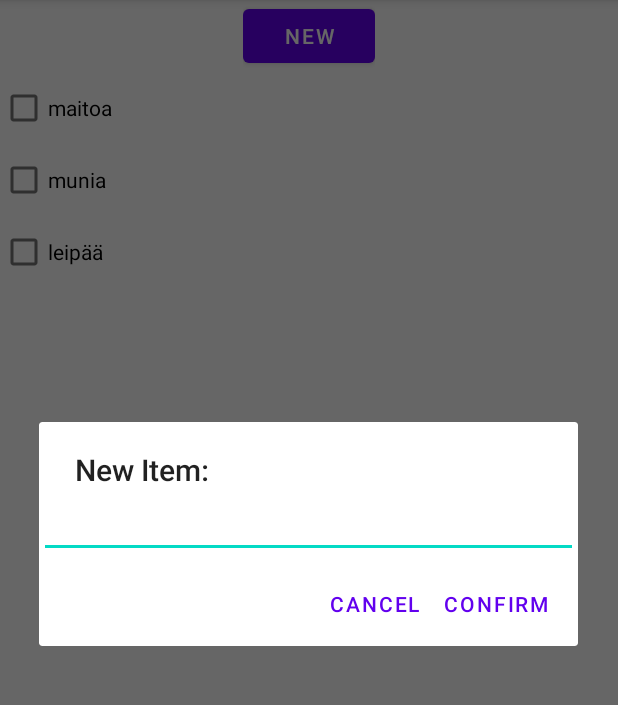
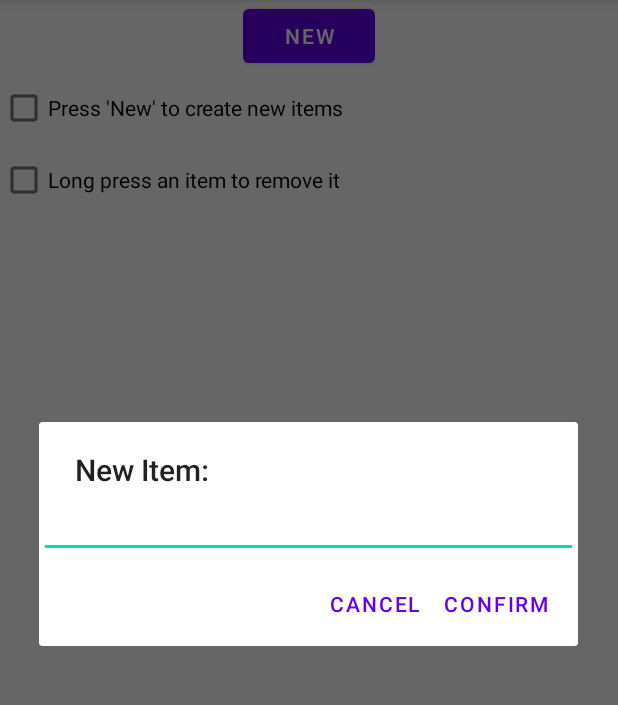
Before and after one commit to heikamal/ListApp, an Android app: the UserListFragment screen opened through its navigation route, after a tap on "NEW", on a phone screen of 412 x 824 dp, the part 84-789 px from its top. Run offline under Robolectric (Android 15) with nearby library versions, the phone set to English and light mode, and no system bars; 1 statement that could not run was skipped.

Commit message:
Optimointia ja bugikorjailua.

```diff
--- a/app/src/main/java/com/example/listapp/ListsOfLists.java
+++ b/app/src/main/java/com/example/listapp/ListsOfLists.java
@@ -20,18 +20,18 @@ import java.util.ArrayList;
 public class ListsOfLists {
 
     /**
-     *
+     * Arraylist-lista käyttäjän tekemistä listoista.
      */
     ArrayList<UserList> lists;
 
     /**
-     *
+     * Tiedosto johon listat tallennetaan.
      */
     static File listFile;
 
     /**
-     *
-     * @param file
+     * Parametrillinen alustaja. Asettaa tiedoston johon listat tallennetaan ja luetaan.
+     * @param file File-olio, mihin tehdyt listat tallennetaan.
      */
     public ListsOfLists(File file){
         listFile = file;
@@ -39,7 +39,7 @@ public class ListsOfLists {
     }
 
     /**
-     *
+     * Avaa OutputStreamin, joka kirjoittaa kaikki listat määriteltyyn tiedostoon.
      */
     public void saveLists(){
         try{
@@ -58,22 +58,22 @@ public class ListsOfLists {
     }
 
     /**
+     * Metodi tallennettujen listojen hakemiselle. Avaa määritellyn tiedoston ja lukee sieltä
+     * kaikki tallennetut listan ArrayList-listaan. Jos tiedostoa ei löydy, metodi luo valmiin
+     * oletuslistan.
      *
-     * @return
+     * @return ArrayList-lista listoista jotka metodi luki tiedostosta.
      */
     public ArrayList<UserList> fetchLists(){
         ArrayList<UserList> list = new ArrayList<>();
 
         if (listFile.exists()){
             try{
-                //use buffering
                 InputStream file = new FileInputStream(listFile);
                 InputStream buffer = new BufferedInputStream(file);
                 ObjectInput input = new ObjectInputStream(buffer);
                 try{
-                    //deserialize the List
                     list = (ArrayList<UserList>) input.readObject();
-                    //display its data
                     for(UserList userList: list){
                         System.out.println(userList);
                     }
@@ -86,24 +86,14 @@ public class ListsOfLists {
             }
         } else {
 
-            //testilistat
-            // TODO: remove test
+            //oletuslista
             UserList test1 = new UserList(new ArrayList<>());
-            test1.setName("TODO");
+            test1.setName("Welcome! Click me!");
             test1.setCheckedItems(new ArrayList<>());
-            test1.addToList("pyykkää");
-            test1.addToList("tiskaa");
-            test1.addToList("soita äidille");
-
-            UserList test2 = new UserList(new ArrayList<>());
-            test2.setName("Kauppalista");
-            test2.setCheckedItems(new ArrayList<>());
-            test2.addToList("maitoa");
-            test2.addToList("munia");
-            test2.addToList("leipää");
+            test1.addToList("Press 'New' to create new items");
+            test1.addToList("Long press an item to remove it");
 
             list.add(test1);
-            list.add(test2);
         }
 
 
@@ -111,33 +101,37 @@ public class ListsOfLists {
     }
 
     /**
+     * Korvaa olemassa olevan listan listoista saamallaan uudella listalla.
      *
-     * @param updated
+     * @param updated päivitetty ArrayList-lista käyttäjälistoista
      */
     public void updateList(ArrayList<UserList> updated){
         lists = updated;
     }
 
     /**
+     * Lisää uuden listan päälistaan.
      *
-     * @param addition
+     * @param addition uusi käyttäjän luoma lista
      */
     public void addList(UserList addition){
         lists.add(addition);
     }
 
     /**
+     * Metodi poistaa käyttäjälistan päälistasta.
      *
-     * @param pos
+     * @param pos Poistettavan listan indeksiluku päälistassa kokonaislukuna.
      */
     public void removeList(int pos){
         lists.remove(pos);
     }
 
     /**
+     * Etsii käyttäjälistan päälistasta listan nimen perusteella.
      *
-     * @param find
-     * @return
+     * @param find Käyttäjälista jonka paikkaa haetaan.
+     * @return Parametreina annetun listan indeksiluku päälistassa tai -1 jos käyttäjälistaa ei löydy.
      */
     public int findList(UserList find){
 
--- a/app/src/main/java/com/example/listapp/MainActivity.java
+++ b/app/src/main/java/com/example/listapp/MainActivity.java
@@ -1,13 +1,12 @@
 package com.example.listapp;
 
-import androidx.appcompat.app.AppCompatActivity;
-
 import android.app.AlertDialog;
-import android.content.DialogInterface;
 import android.os.Bundle;
 import android.text.InputType;
 import android.view.View;
 import android.widget.EditText;
+
+import androidx.appcompat.app.AppCompatActivity;
 
 import java.io.File;
 
@@ -17,23 +16,25 @@ import java.io.File;
 public class MainActivity extends AppCompatActivity {
 
     /**
-     *
+     * Päälista. Lista, joka sisältää kaikki käyttäjän listat.
      */
     static ListsOfLists lists;
 
     /**
-     *
+     * Viittaus päälistan fragmenttiin.
      */
     static MainListFragment frag;
 
     /**
-     *
+     * Merkkijono säilyttämään käyttäjän sytteet.
      */
     private String inputText = "";
 
     /**
+     * onCreate-metodi, joka ajetaan kun ohjelma käynnistetään. Asettaa ohjelman käyttämän
+     * tiedostopolun, päälistan fragmentin ja päälistan itsessään.
      *
-     * @param savedInstanceState
+     * @param savedInstanceState Oletusparametrina saatava käynnistyksen bundle.
      */
     @Override
     protected void onCreate(Bundle savedInstanceState) {
@@ -47,8 +48,10 @@ public class MainActivity extends AppCompatActivity {
     }
 
     /**
+     * Metodi uuden listan luontiin. Avaa alertdialogin joka kysyy käyttäjältä uuden listan
+     * nimeä ja lisää uuden listan päälistaan.
      *
-     * @param view
+     * @param view Metodia kutsunut View-olio.
      */
     public void newList(View view){
 
@@ -59,28 +62,22 @@ public class MainActivity extends AppCompatActivity {
         input.setInputType(InputType.TYPE_CLASS_TEXT);
         builder.setView(input);
 
-        builder.setPositiveButton(R.string.ok, new DialogInterface.OnClickListener() {
-            @Override
-            public void onClick(DialogInterface dialog, int which) {
+        builder.setPositiveButton(R.string.ok, (dialog, which) -> {
             inputText = input.getText().toString();
             UserList newList = new UserList(inputText);
             lists.addList(newList);
             MainListFragment.updateList(newList);
-            }
         });
-        builder.setNegativeButton(R.string.nay, new DialogInterface.OnClickListener() {
-            @Override
-            public void onClick(DialogInterface dialog, int which) {
-                dialog.cancel();
-            }
-        });
+        builder.setNegativeButton(R.string.nay, (dialog, which) -> dialog.cancel());
 
         builder.show();
     }
 
     /**
+     * Metodi uuden listan kohdan luontiin. Avaa AlertDialogin, joka kysyy käyttäjältä listan kohdan
+     * tekstiä
      *
-     * @param view
+     * @param view Metodia kutsunut View-olio.
      */
     public void newItem(View view){
         AlertDialog.Builder builder = new AlertDialog.Builder(this);
@@ -91,19 +88,11 @@ public class MainActivity extends AppCompatActivity {
         input.setInputType(InputType.TYPE_CLASS_TEXT);
         builder.setView(input);
 
-        builder.setPositiveButton(R.string.ok, new DialogInterface.OnClickListener() {
-            @Override
-            public void onClick(DialogInterface dialog, int which) {
+        builder.setPositiveButton(R.string.ok, (dialog, which) -> {
             inputText = input.getText().toString();
             UserListFragment.updateList(inputText);
-            }
         });
-        builder.setNegativeButton(R.string.nay, new DialogInterface.OnClickListener() {
-            @Override
-            public void onClick(DialogInterface dialog, int which) {
-                dialog.cancel();
-            }
-        });
+        builder.setNegativeButton(R.string.nay, (dialog, which) -> dialog.cancel());
 
         builder.show();
     }
--- a/app/src/main/java/com/example/listapp/MainListAdapter.java
+++ b/app/src/main/java/com/example/listapp/MainListAdapter.java
@@ -15,27 +15,30 @@ import androidx.recyclerview.widget.RecyclerView;
 import java.util.ArrayList;
 
 /**
- *
+ * Päälistan adapteri RecyclerView-oliolle.
  */
 public class MainListAdapter extends
         RecyclerView.Adapter<MainListAdapter.ViewHolder>{
 
     /**
-     *
+     * Päälista, sisältää kaikki käyttäjän listat.
      */
     ArrayList<UserList> lists;
 
     /**
+     * Parametrillinen alustaja. Asettaa päälistan saamansa listan mukaiseksi.
      *
-     * @param data
+     * @param data Luonnissa tullut päälista.
      */
     public MainListAdapter(ArrayList<UserList> data){lists = data;}
 
     /**
+     * Adapterin luonnissa ajettava metodi. Käyttää layoutinflateria asettaakseen päälistan
+     * entry-fragmentin tyylin listan alkioihin ja palauttaa ViewHolderin.
      *
-     * @param parent
-     * @param viewType
-     * @return
+     * @param parent "vanhempana" toimiva ViewGroup.
+     * @param viewType View-olion tyyppi kokonaislukuna.
+     * @return MainListAdapter-luokan ViewHolder
      */
     @NonNull
     @Override
@@ -46,20 +49,65 @@ public class MainListAdapter extends
     }
 
     /**
+     * onBindViewHolder-metodi, joka ajetaan adapteria luodessa. Asettaa jokaisella RecyclerViewin
+     * alkiolle näiden indeksiluvun, painalluksien kuuntelijat ja listan esitettävän nimen.
      *
-     * @param holder
-     * @param position
+     * @param holder ViewHolder-olio, joka pitää sisällään listan alkoioiden tyylit
+     * @param position Listan alkion järjestysluku listalla.
      */
     @Override
     public void onBindViewHolder(@NonNull MainListAdapter.ViewHolder holder, int position) {
         holder.itemView.setTag(position);
-        holder.itemView.setOnClickListener(MainListClickListener);
-        holder.itemView.setOnLongClickListener(view -> {
-            AlertDialog.Builder builder = new AlertDialog.Builder(view.getContext());
+        holder.itemView.setOnClickListener(mainListClickListener);
+        holder.itemView.setOnLongClickListener(mainListLongClickListener);
+
+        holder.textView.setText(lists.get(position).getName());
+    }
+
+    /**
+     * Palauttaa listan koon.
+     *
+     * @return Päälistan pituus.
+     */
+    @Override
+    public int getItemCount() {
+        return lists.size();
+    }
+
+    View.OnClickListener mainListClickListener = new View.OnClickListener() {
+        /**
+         * onClick-metodi, joka hakee valitun käyttäjälistan ja avaa sen näkyviin. Hakee oikean
+         * käyttäjälistan tämän indeksiluvun perusteella ja pakkaa bundleen mikä lähetetään
+         * NavController-oliolla seuraavalle fragmentille.
+         *
+         * @param v Painettu listan kohta.
+         */
+        @Override
+        public void onClick(View v) {
+            int position = (int) v.getTag();
+            Bundle bundle = new Bundle();
+            bundle.putSerializable("userList", lists.get(position));
+            NavController navController = Navigation.findNavController(v);
+            navController.navigate(R.id.userListFragment, bundle);
+        }
+    };
+
+    View.OnLongClickListener mainListLongClickListener = new View.OnLongClickListener() {
+        /**
+         * onLongClick-metodi pitkän painalluksen kuuntelijalle. Avaa AlertDialogin kysyäkseen
+         * käyttäjältä haluaako tämä poistaa listan mitä painoi. Jos käyttäjä painaa ok-painiketta,
+         * metodi poistaa valitun käyttäjälistan ja päivittää pääistan notifyItemRemoved-metodilla.
+         *
+         * @param v Listan kohta mitä painetaan.
+         * @return Totuusarvomuuttuja. Tässä tapauksessa palauttaa aina toden.
+         */
+        @Override
+        public boolean onLongClick(View v) {
+            AlertDialog.Builder builder = new AlertDialog.Builder(v.getContext());
             builder.setTitle(R.string.remove_prompt);
 
             builder.setPositiveButton(R.string.ok, (dialog, which) -> {
-                int itemPos = holder.getAdapterPosition();
+                int itemPos = (int) v.getTag();
                 lists.remove(itemPos);
                 notifyItemRemoved(itemPos);
 
@@ -71,40 +119,23 @@ public class MainListAdapter extends
             builder.show();
 
             return true;
-        });
-
-        holder.textView.setText(lists.get(position).getName());
-    }
-
-    /**
-     *
-     * @return
-     */
-    @Override
-    public int getItemCount() {
-        return lists.size();
-    }
-
-    /**
-     *
-     */
-    View.OnClickListener MainListClickListener = new View.OnClickListener() {
-        @Override
-        public void onClick(View v) {
-            int position = (int) v.getTag();
-            Bundle bundle = new Bundle();
-            bundle.putSerializable("userList", lists.get(position));
-            NavController navController = Navigation.findNavController(v);
-            navController.navigate(R.id.userListFragment, bundle);
         }
     };
 
     /**
-     *
+     * Aliluokka ViewHolderia vasten. Perii RecyclerView.ViewHolder-luokan.
      */
     public static class ViewHolder extends RecyclerView.ViewHolder{
+        /**
+         * Holderissa oleva TextView listojen nimien esittämiseen
+         */
         public final TextView textView;
 
+        /**
+         * Parametrillinen alustaja. Hakee oikean TextView-olion asettaakseen sen muuttujaan.
+         *
+         * @param itemView
+         */
         public ViewHolder(View itemView) {
             super(itemView);
 
--- a/app/src/main/java/com/example/listapp/UserListAdapter.java
+++ b/app/src/main/java/com/example/listapp/UserListAdapter.java
@@ -14,27 +14,29 @@ import androidx.annotation.NonNull;
 import androidx.recyclerview.widget.RecyclerView;
 
 /**
- *
+ * Käyttäjälistan Adapteri RecyclerView-oliolle. Perii luokan RecyclerView.Adapter<UserListAdapter.ViewHolder>.
  */
 public class UserListAdapter extends
         RecyclerView.Adapter<UserListAdapter.ViewHolder>{
 
     /**
-     *
+     * Käyttäjälista, mikä on käsittelyssä.
      */
     UserList list;
 
     /**
+     * Parametrillinen alustaja. Asettaa käsiteltäväksi listaksi parametrinaan saamansa käyttäjälistan.
      *
-     * @param data
+     * @param data Userlist-luokan olio, käyttäjän tekemä lista.
      */
     public UserListAdapter(UserList data){list = data;}
 
     /**
+     * onCreateViewHolder-metodi, joka alustaa Viewholderin ja sen sisältämän viewin.
      *
-     * @param parent
-     * @param viewType
-     * @return
+     * @param parent "vanhempana" toimiva Viewgroup
+     * @param viewType Viewin tyyppi kokonaislukuna
+     * @return ViewHolder, joka sisältää viewinä listan alkion fragmentin.
      */
     @NonNull
     @Override
@@ -45,9 +47,14 @@ public class UserListAdapter extends
     }
 
     /**
+     * onBindViewHolder-metodi, joka ajetaan adapteria luodessa listan jokaiselle alkiolle. Katsoo
+     * käyttäjälistasta joka alkiolle ollaanko niiden valintaruudut merkattu ja merkkaa boksin sen
+     * mukaan. Asettaa tässä vaiheessa myös onCheckedChangeListenerin, joka merkkaa valintaruudun
+     * ja tallettaa valinnan listaan että myös onLongClickListenerin, joka avaa dialogin kohdan
+     * poiston varmennukselle.
      *
-     * @param holder
-     * @param position
+     * @param holder Käsiteltävä viewholderin ilmentymä.
+     * @param position Alkion järjestysluku kokonaislukuna.
      */
     @Override
     public void onBindViewHolder(@NonNull ViewHolder holder, int position) {
@@ -56,25 +63,24 @@ public class UserListAdapter extends
         holder.checkBox.setText(list.getList().get(position));
         holder.checkBox.setChecked(list.getCheckedItems().get(position));
 
-        holder.checkBox.setOnCheckedChangeListener((compoundButton, isChecked) -> {
-            if (isChecked) {
+        holder.checkBox.setOnCheckedChangeListener((compoundButton, b) -> {
+            if (b) {
                 list.getCheckedItems().set(holder.getAdapterPosition(), true);
             } else {
                 list.getCheckedItems().set(holder.getAdapterPosition(), false);
             }
-            updateMaster();
-
+            UserListAdapter.this.updateMaster();
         });
 
-        holder.checkBox.setOnLongClickListener(pView -> {
-            AlertDialog.Builder builder = new AlertDialog.Builder(pView.getContext());
+        holder.checkBox.setOnLongClickListener(view -> {
+            AlertDialog.Builder builder = new AlertDialog.Builder(view.getContext());
             builder.setTitle(R.string.remove_prompt);
 
             builder.setPositiveButton(R.string.ok, (dialog, which) -> {
-                int itemPos = holder.getAdapterPosition();
+                int itemPos = (int) view.getTag();
                 list.removeItem(itemPos);
-                notifyItemRemoved(itemPos);
-                updateMaster();
+                UserListAdapter.this.notifyItemRemoved(itemPos);
+                UserListAdapter.this.updateMaster();
             });
 
             builder.setNegativeButton(R.string.nay, (dialog, which) -> dialog.cancel());
@@ -85,14 +91,18 @@ public class UserListAdapter extends
     }
 
     /**
+     * Metodi palauttamaan listan pituus.
      *
-     * @return
+     * @return Käyttäjälistan, ja näin myös RecyclerViewin pituus.
      */
     @Override
     public int getItemCount() {
         return list.getLength();
     }
 
+    /**
+     * Metodi käyttäjälistan päivitykselle päälistassa.
+     */
     public void updateMaster(){
         int userListPos = MainActivity.lists.findList(list);
         MainActivity.lists.removeList(userListPos);
@@ -102,14 +112,17 @@ public class UserListAdapter extends
     }
 
     /**
-     *
+     * Aliluokka ViewHolderille, perii RecyclerView.ViewHolder-luokan.
      */
     public static class ViewHolder extends RecyclerView.ViewHolder{
+        /**
+         * Valintaruutu toteutettu CheckBox-oliona
+         */
         public final CheckBox checkBox;
 
         /**
-         *
-         * @param itemView
+         * Parametrillinen alustaja. Hakee viittauksen valintaruutuun.
+         * @param itemView ViewHolderin sisältävä View.
          */
         public ViewHolder(View itemView) {
             super(itemView);
```
Also changed, not shown: app/src/main/java/com/example/listapp/MainListEntryFragment.java (+4 -3 lines), app/src/main/java/com/example/listapp/MainListFragment.java (+0 -21 lines), app/src/main/java/com/example/listapp/UserList.java (+29 -10 lines), app/src/main/java/com/example/listapp/UserListEntryFragment.java (+4 -3 lines), app/src/main/java/com/example/listapp/UserListFragment.java (+15 -10 lines). Lines whose indentation alone changed are shown as unchanged.
